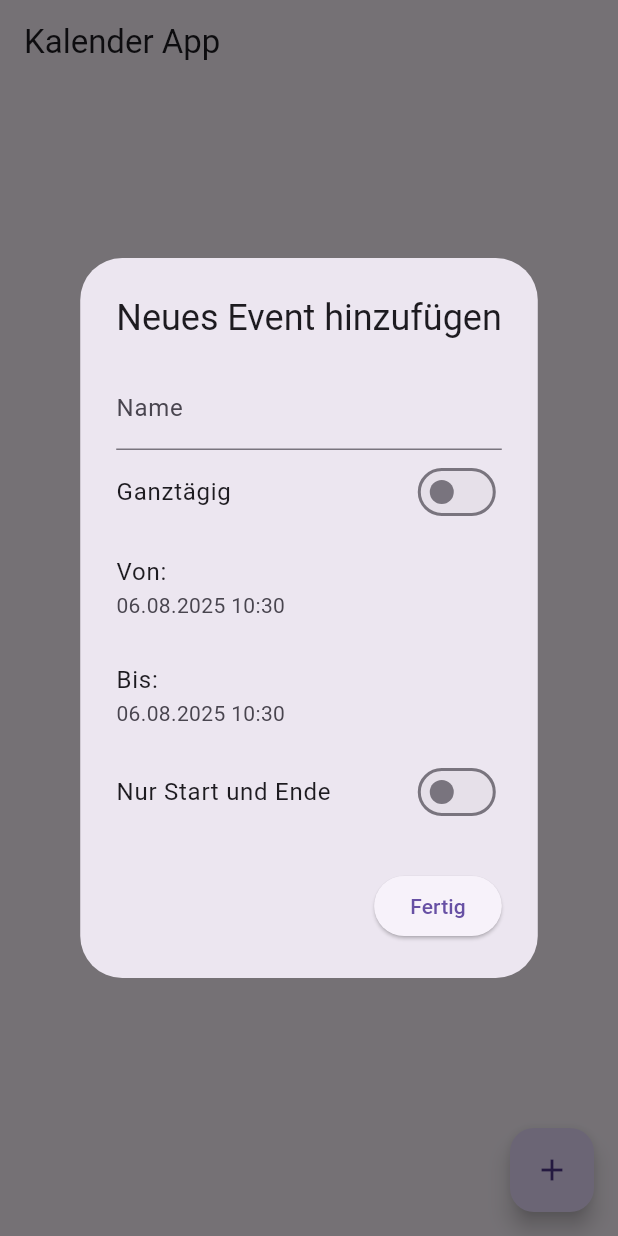
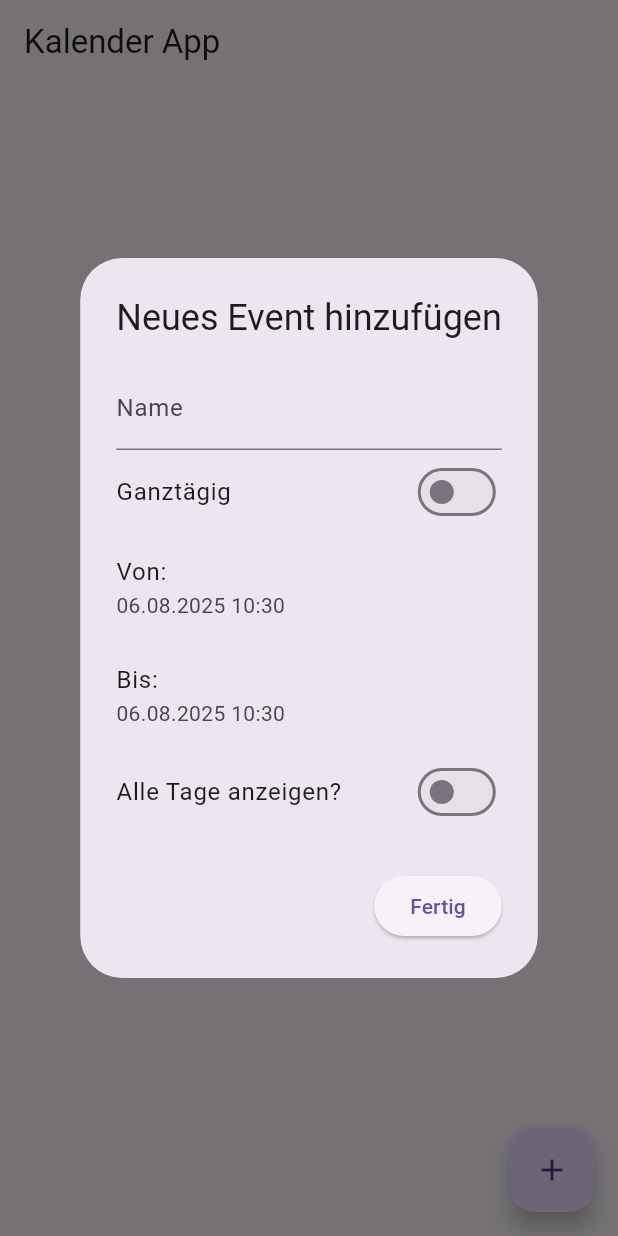
Before and after one commit to LordSpinx/Calist, a Flutter app: the screen it shows after launch, after a tap on the "add" icon, on a phone screen of 412 x 824 dp. Run offline on Flutter 3.47's test engine with Material 3 defaults, Android fonts, the phone set to English and light mode, and no system bars; our stand-ins replace hive, hive_flutter; accounts and stored records are empty.

Commit message:
Changed some texts

```diff
--- a/lib/main.dart
+++ b/lib/main.dart
@@ -177,7 +177,7 @@ class _EventListScreenState extends State<EventListScreen> {
                         onTap: pickEnd,
                       ),
                       SwitchListTile(
-                        title: const Text('Nur Start und Ende'),
+                        title: const Text('Alle Tage anzeigen?'),
                         contentPadding: EdgeInsets.zero,
                         value: onlyStartEnd,
                         onChanged: (v) => setDialogState(() => onlyStartEnd = v),
@@ -238,8 +238,8 @@ class _EventListScreenState extends State<EventListScreen> {
                   event.startDate.isAtSameMomentAs(event.endDate!))
               ? startFormatted
               : event.isFilled
-                  ? '$startFormatted bis $endFormatted (jeden Tag markiert)'
-                  : '$startFormatted bis $endFormatted (nur Start/Ende markiert)';
+                  ? '$startFormatted'
+                  : '$startFormatted';
 
           return ListTile(
             title: Text(event.name),
```
